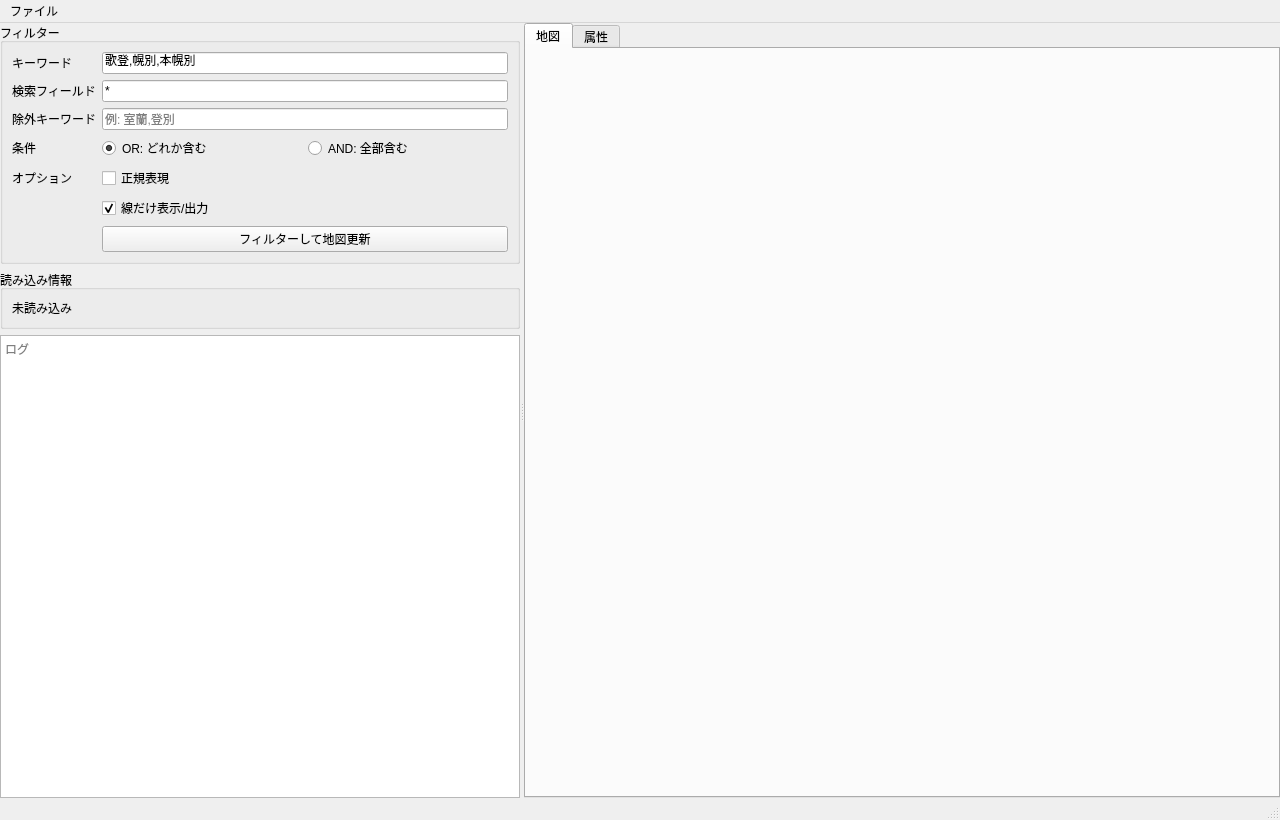
Ikumyon/NRClipBuilder, file ui/main_window.ui: the form before one commit.
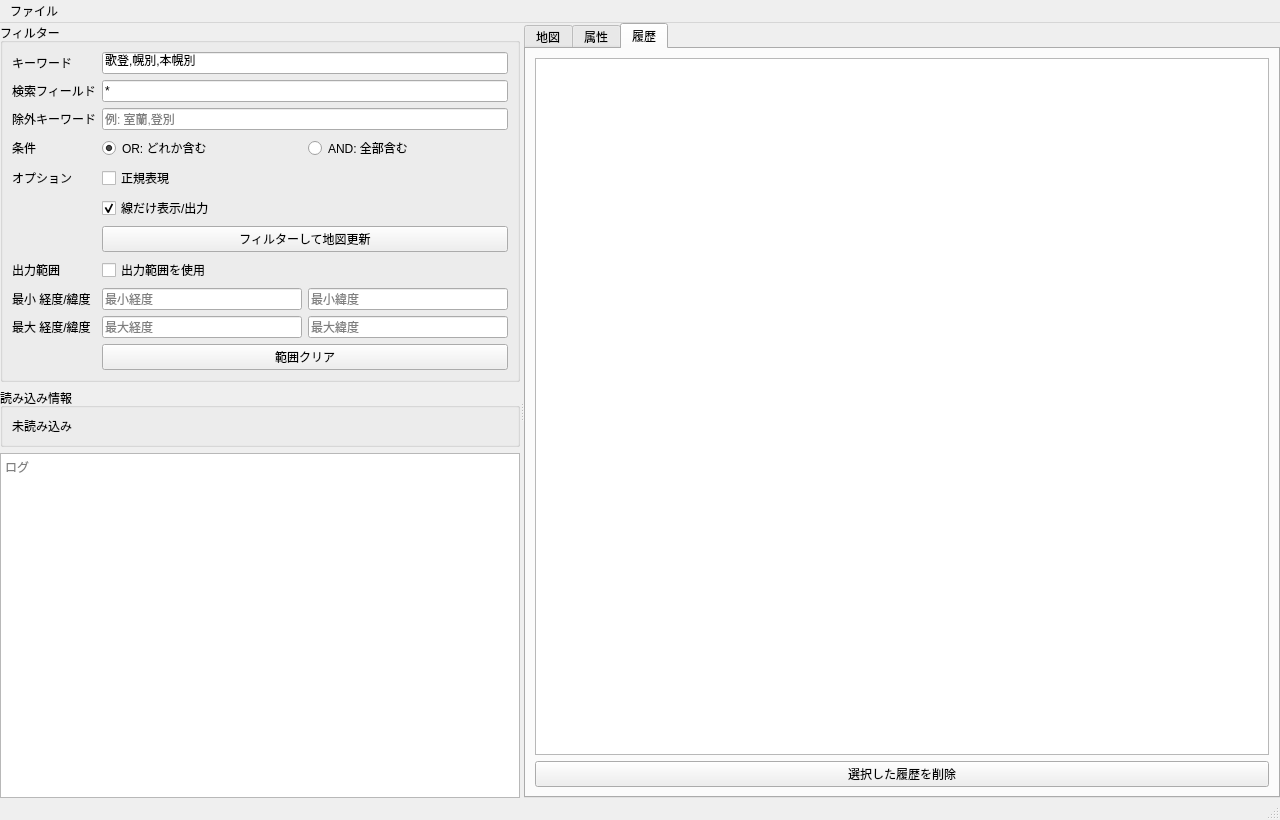
The form after the commit. The open tabs and pages were chosen to show the change.

Diff of the .ui file:
```diff
--- a/ui/main_window.ui
+++ b/ui/main_window.ui
@@ -176,6 +176,85 @@
              </property>
             </widget>
            </item>
+           <!-- BBox Toggle Row -->
+           <item row="7" column="0">
+            <widget class="QLabel" name="label_bbox">
+             <property name="text">
+              <string>出力範囲</string>
+             </property>
+            </widget>
+           </item>
+           <item row="7" column="1">
+            <widget class="QCheckBox" name="use_bbox_check">
+             <property name="text">
+              <string>出力範囲を使用</string>
+             </property>
+            </widget>
+           </item>
+           <!-- BBox Coordinates (Min Lon/Lat) -->
+           <item row="8" column="0">
+            <widget class="QLabel" name="label_bbox_min">
+             <property name="text">
+              <string>最小 経度/緯度</string>
+             </property>
+            </widget>
+           </item>
+           <item row="8" column="1">
+            <widget class="QWidget" name="bbox_min_widget" native="true">
+             <layout class="QHBoxLayout" name="bbox_min_layout">
+              <property name="leftMargin"><number>0</number></property>
+              <property name="topMargin"><number>0</number></property>
+              <property name="rightMargin"><number>0</number></property>
+              <property name="bottomMargin"><number>0</number></property>
+              <item>
+               <widget class="QLineEdit" name="min_lon_edit">
+                <property name="placeholderText"><string>最小経度</string></property>
+               </widget>
+              </item>
+              <item>
+               <widget class="QLineEdit" name="min_lat_edit">
+                <property name="placeholderText"><string>最小緯度</string></property>
+               </widget>
+              </item>
+             </layout>
+            </widget>
+           </item>
+           <!-- BBox Coordinates (Max Lon/Lat) -->
+           <item row="9" column="0">
+            <widget class="QLabel" name="label_bbox_max">
+             <property name="text">
+              <string>最大 経度/緯度</string>
+             </property>
+            </widget>
+           </item>
+           <item row="9" column="1">
+            <widget class="QWidget" name="bbox_max_widget" native="true">
+             <layout class="QHBoxLayout" name="bbox_max_layout">
+              <property name="leftMargin"><number>0</number></property>
+              <property name="topMargin"><number>0</number></property>
+              <property name="rightMargin"><number>0</number></property>
+              <property name="bottomMargin"><number>0</number></property>
+              <item>
+               <widget class="QLineEdit" name="max_lon_edit">
+                <property name="placeholderText"><string>最大経度</string></property>
+               </widget>
+              </item>
+               <item>
+               <widget class="QLineEdit" name="max_lat_edit">
+                <property name="placeholderText"><string>最大緯度</string></property>
+               </widget>
+              </item>
+             </layout>
+            </widget>
+           </item>
+           <!-- BBox Clear Button -->
+           <item row="10" column="1">
+            <widget class="QPushButton" name="clear_bbox_btn">
+             <property name="text">
+              <string>範囲クリア</string>
+             </property>
+            </widget>
+           </item>
           </layout>
          </widget>
         </item>
@@ -241,6 +320,34 @@
          <string>属性</string>
         </attribute>
        </widget>
+       <!-- History Tab -->
+       <widget class="QWidget" name="history_tab">
+        <attribute name="title">
+         <string>履歴</string>
+        </attribute>
+        <layout class="QVBoxLayout" name="history_tab_layout">
+         <item>
+          <widget class="QTableWidget" name="history_table">
+           <property name="alternatingRowColors">
+            <bool>true</bool>
+           </property>
+           <property name="selectionMode">
+            <enum>QAbstractItemView::SingleSelection</enum>
+           </property>
+           <property name="selectionBehavior">
+            <enum>QAbstractItemView::SelectRows</enum>
+           </property>
+          </widget>
+         </item>
+         <item>
+          <widget class="QPushButton" name="delete_history_btn">
+           <property name="text">
+            <string>選択した履歴を削除</string>
+           </property>
+          </widget>
+         </item>
+        </layout>
+       </widget>
       </widget>
      </widget>
     </item>
```
